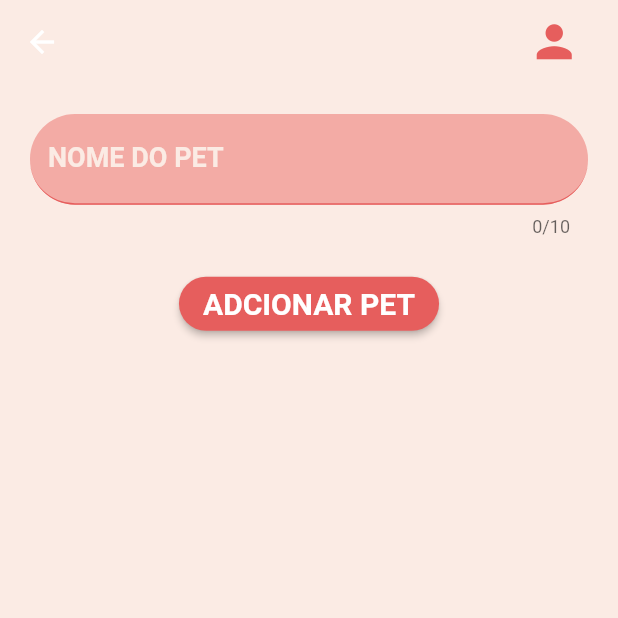
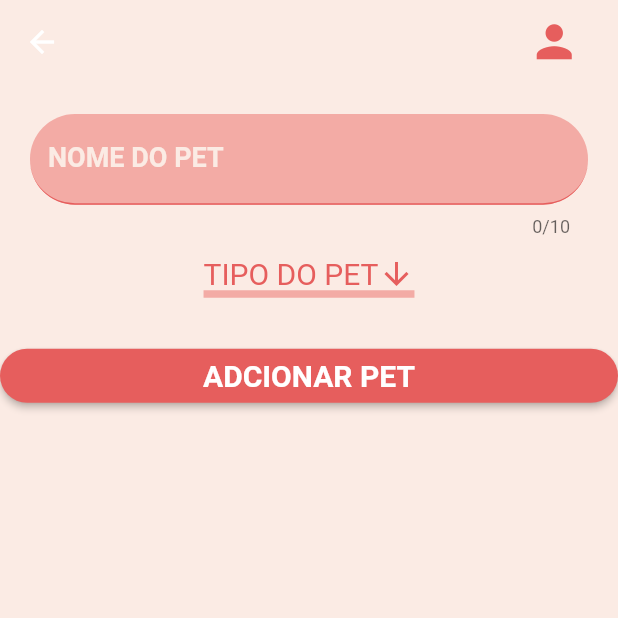
Before and after one commit to anaclara-s/petshop, a Flutter app: the AddYourPetsScreen screen opened directly, on a phone screen of 412 x 824 dp, the top half of it. Run offline on Flutter 3.47's test engine with Material 2 defaults, Android fonts, the phone set to English and light mode, and no system bars; our stand-ins replace mask_text_input_formatter, material_design_icons_flutter.

Commit message:
criação de widget/mudanças nas constantes e desing

```diff
--- a/lib/screens/add_your_pets_screen.dart
+++ b/lib/screens/add_your_pets_screen.dart
@@ -1,4 +1,5 @@
 import 'package:flutter/material.dart';
+import 'package:petshop/shared/widgets/pets_type.dart';
 
 import '../shared/models/appbar_customized.dart';
 import '../shared/widgets/pets_name.dart';
@@ -12,11 +13,17 @@ class AddYourPetsScreen extends StatelessWidget {
     return Scaffold(
       appBar: const AppBarCustomized(),
       body: Column(
+        crossAxisAlignment: CrossAxisAlignment.stretch,
         children: [
           Container(
             margin: const EdgeInsets.all(20),
-            child: PetsNameWidget(
-              controller: _petsNameController,
+            child: Column(
+              children: [
+                PetsNameWidget(
+                  controller: _petsNameController,
+                ),
+                PetsTypesWidget(),
+              ],
             ),
           ),
           ElevatedButton(
--- a/lib/screens/login_register_screen.dart
+++ b/lib/screens/login_register_screen.dart
@@ -11,7 +11,6 @@ class LoginRegisterScreen extends StatelessWidget {
   @override
   Widget build(BuildContext context) {
     return Scaffold(
-      backgroundColor: const Color.fromARGB(255, 251, 235, 228),
       //
       extendBodyBehindAppBar: true,
       appBar: AppBar(
--- a/lib/shared/components/counter_buy_button.dart
+++ b/lib/shared/components/counter_buy_button.dart
@@ -24,7 +24,7 @@ class CounterBuyButton extends StatelessWidget {
             child: ElevatedButton(
               style: ElevatedButton.styleFrom(
                 minimumSize: const Size(10, 50),
-                backgroundColor: const Color.fromARGB(255, 230, 75, 75),
+                backgroundColor: kButonsBackgroundColor,
               ),
               child: Text(
                 'COMPRE AGORA'.toUpperCase(),
--- a/lib/shared/components/favorite_button_addcart.dart
+++ b/lib/shared/components/favorite_button_addcart.dart
@@ -26,7 +26,7 @@ class FavoriteButtomAddCart extends StatelessWidget {
             icon: Icon(
               MdiIcons.heart,
               size: 30,
-              color: const Color.fromARGB(255, 230, 94, 93),
+              color: kButonsBackgroundColor,
             ),
             onPressed: () {
               print('FAVORITO');
@@ -46,7 +46,7 @@ class FavoriteButtomAddCart extends StatelessWidget {
             icon: Icon(
               MdiIcons.cart,
               size: 30,
-              color: const Color.fromARGB(255, 230, 94, 93),
+              color: kButonsBackgroundColor,
             ),
             onPressed: () {
               print('CART');
--- a/lib/shared/components/quantity_counter.dart
+++ b/lib/shared/components/quantity_counter.dart
@@ -36,7 +36,7 @@ class _QuantitycounterState extends State<Quantitycounter> {
             },
             child: const Icon(
               Icons.remove,
-              color: Color.fromARGB(255, 230, 94, 93),
+              color: kButonsBackgroundColor,
             ),
           ),
         ),
@@ -64,7 +64,7 @@ class _QuantitycounterState extends State<Quantitycounter> {
             },
             child: const Icon(
               Icons.add,
-              color: Color.fromARGB(255, 230, 94, 93),
+              color: kButonsBackgroundColor,
             ),
           ),
         ),
--- a/lib/shared/constants/constants.dart
+++ b/lib/shared/constants/constants.dart
@@ -1,6 +1,7 @@
 import 'package:flutter/material.dart';
 
 const kTextColor = Colors.black;
-const kTextLigntColor = Color.fromARGB(255, 255, 0, 200);
-
+const kTextLigntColor = Color.fromARGB(255, 251, 235, 228);
+const kButonsBackgroundColor = Color.fromARGB(255, 230, 94, 93);
+const kTextFormFieldBackgroundColor = Color.fromARGB(255, 243, 171, 165);
 const kDefaultPaddin = 20.0;
--- /dev/null
+++ b/lib/shared/widgets/pets_type.dart
@@ -0,0 +1,48 @@
+import 'package:flutter/material.dart';
+import 'package:petshop/shared/constants/constants.dart';
+
+List<String> listTypesPets = <String>['TIPO DO PET', 'CACHORRO', 'GATO', 'AVE'];
+
+class PetsTypesWidget extends StatefulWidget {
+  const PetsTypesWidget({super.key});
+
+  @override
+  State<PetsTypesWidget> createState() => _PetsTypesWidgetState();
+}
+
+class _PetsTypesWidgetState extends State<PetsTypesWidget> {
+  String dropDownValue = listTypesPets.first;
+
+  @override
+  Widget build(BuildContext context) {
+    return DropdownButton<String>(
+      value: dropDownValue,
+      dropdownColor: Color.fromARGB(255, 250, 245, 243),
+      icon: Icon(
+        Icons.arrow_downward_outlined,
+        color: kButonsBackgroundColor,
+      ),
+      elevation: 16,
+      style: TextStyle(
+        color: kButonsBackgroundColor,
+        fontSize: 20,
+      ),
+      underline: Container(
+        height: 5,
+        width: 200,
+        color: kTextFormFieldBackgroundColor,
+      ),
+      onChanged: (String? value) {
+        setState(() {
+          dropDownValue = value!;
+        });
+      },
+      items: listTypesPets.map<DropdownMenuItem<String>>((String value) {
+        return DropdownMenuItem<String>(
+          value: value,
+          child: Text(value),
+        );
+      }).toList(),
+    );
+  }
+}
```
Also changed, not shown: lib/shared/themes/theme_data.dart (+6 -4 lines), pubspec.lock, 2 other files.
